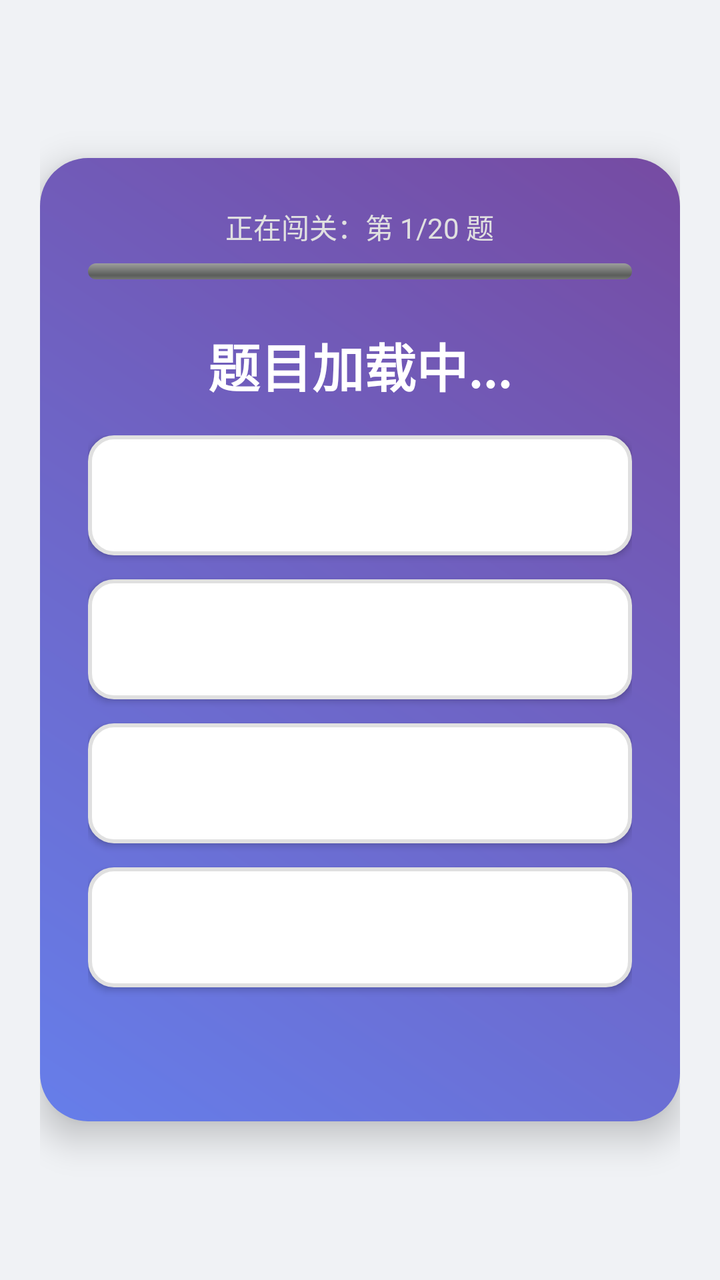
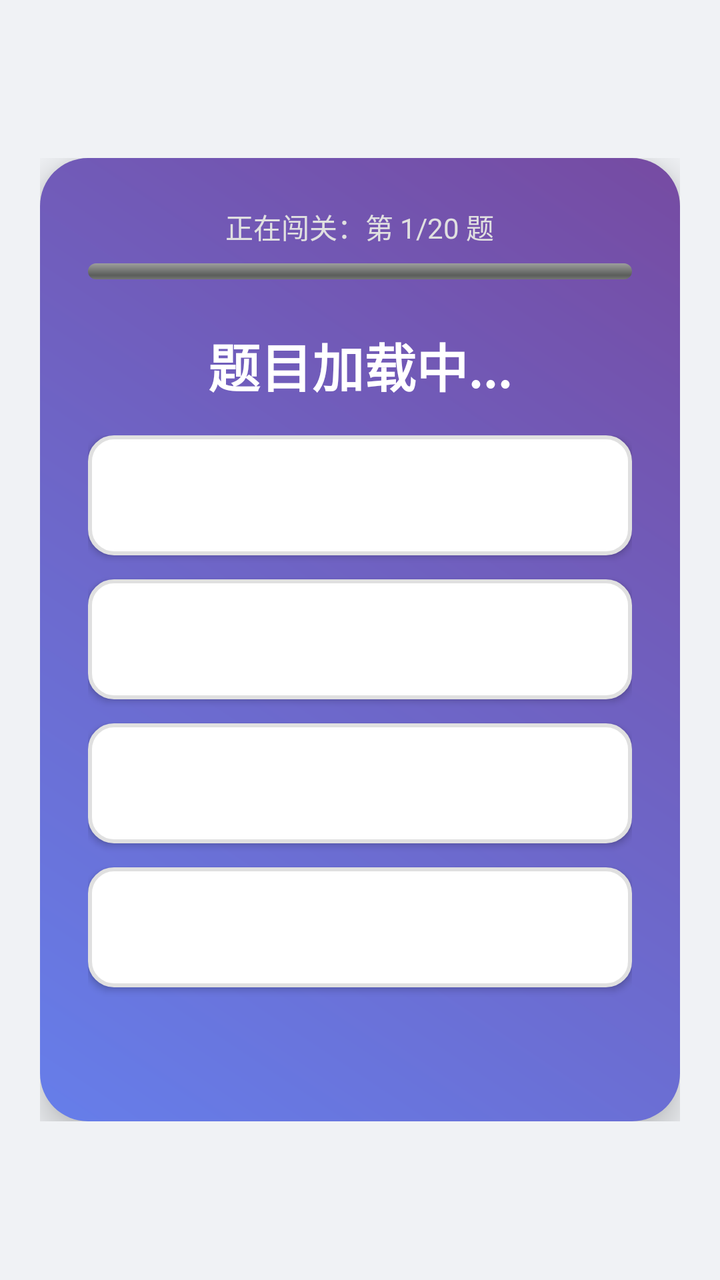

Before-and-after screenshots of an Android layout around one commit, followed by the original layout XML and the change that was made.
<!-- AndroidManifest.xml: application theme Theme.AppCompat.Light.DarkActionBar -->
<!-- res/layout/layout_floating_widget.xml -->
<?xml version="1.0" encoding="utf-8"?>
<FrameLayout xmlns:android="http://schemas.android.com/apk/res/android"
    android:id="@+id/root_container"
    android:layout_width="match_parent"
    android:layout_height="match_parent">

    
    <LinearLayout
        android:id="@+id/lock_container"
        android:layout_width="match_parent"
        android:layout_height="match_parent"
        android:background="#F0F2F5"
        android:gravity="center"
        android:orientation="vertical"
        android:padding="20dp"
        android:visibility="visible">

        <LinearLayout
            android:layout_width="match_parent"
            android:layout_height="wrap_content"
            android:background="@drawable/bg_quiz_card"
            android:elevation="10dp"
            android:gravity="center"
            android:orientation="vertical"
            android:padding="24dp">

            <TextView
                android:id="@+id/tv_progress_text"
                android:layout_width="wrap_content"
                android:layout_height="wrap_content"
                android:text="正在闯关：第 1/20 题"
                android:textColor="#E0E0E0"
                android:textSize="14sp" />

            <ProgressBar
                android:id="@+id/quiz_progress_bar"
                style="?android:attr/progressBarStyleHorizontal"
                android:layout_width="match_parent"
                android:layout_height="8dp"
                android:layout_marginTop="8dp"
                android:layout_marginBottom="24dp"
                android:progressDrawable="@android:drawable/progress_horizontal"
                android:progress="0" />

            
            <TextView
                android:id="@+id/tv_parent_msg"
                android:layout_width="match_parent"
                android:layout_height="wrap_content"
                android:layout_marginBottom="10dp"
                android:background="@drawable/bg_quiz_card"
                android:padding="12dp"
                android:gravity="center"
                android:text=""
                android:textColor="#FFF59D"
                android:textSize="18sp"
                android:textStyle="bold"
                android:visibility="gone" />

            
            <LinearLayout
                android:id="@+id/quick_reply_row"
                android:layout_width="match_parent"
                android:layout_height="wrap_content"
                android:layout_marginBottom="16dp"
                android:orientation="horizontal"
                android:visibility="gone">
                <Button android:id="@+id/btn_qr_1" android:layout_width="0dp" android:layout_height="48dp" android:layout_weight="1" android:layout_margin="3dp" android:background="@drawable/btn_option_style" android:text="好的👌" android:textColor="#333333" android:textSize="15sp" android:textAllCaps="false" />
                <Button android:id="@+id/btn_qr_2" android:layout_width="0dp" android:layout_height="48dp" android:layout_weight="1" android:layout_margin="3dp" android:background="@drawable/btn_option_style" android:text="知道啦" android:textColor="#333333" android:textSize="15sp" android:textAllCaps="false" />
                <Button android:id="@+id/btn_qr_3" android:layout_width="0dp" android:layout_height="48dp" android:layout_weight="1" android:layout_margin="3dp" android:background="@drawable/btn_option_style" android:text="想你了❤️" android:textColor="#333333" android:textSize="15sp" android:textAllCaps="false" />
                <Button android:id="@+id/btn_qr_4" android:layout_width="0dp" android:layout_height="48dp" android:layout_weight="1" android:layout_margin="3dp" android:background="@drawable/btn_option_style" android:text="等下就好" android:textColor="#333333" android:textSize="15sp" android:textAllCaps="false" />
            </LinearLayout>

            <TextView
                android:id="@+id/tv_question"
                android:layout_width="wrap_content"
                android:layout_height="wrap_content"
                android:layout_marginBottom="16dp"
                android:gravity="center"
                android:text="题目加载中..."
                android:textColor="#FFFFFF"
                android:textSize="26sp"
                android:textStyle="bold" />

            <Button
                android:id="@+id/btn_replay_audio"
                android:layout_width="wrap_content"
                android:layout_height="wrap_content"
                android:layout_marginBottom="20dp"
                android:background="@drawable/btn_option_style"
                android:paddingLeft="24dp"
                android:paddingRight="24dp"
                android:text="🔊 再听一次"
                android:textAllCaps="false"
                android:textColor="#333333"
                android:textSize="18sp"
                android:visibility="gone" />

            <Button
                android:id="@+id/btn_help"
                android:layout_width="wrap_content"
                android:layout_height="wrap_content"
                android:layout_marginBottom="12dp"
                android:background="@drawable/btn_option_style"
                android:paddingLeft="24dp"
                android:paddingRight="24dp"
                android:text="💡 想一想"
                android:textAllCaps="false"
                android:textColor="#333333"
                android:textSize="16sp"
                android:visibility="gone" />

            <LinearLayout
                android:layout_width="match_parent"
                android:layout_height="wrap_content"
                android:orientation="vertical">

                <Button
                    android:id="@+id/btn_ans_1"
                    android:layout_width="match_parent"
                    android:layout_height="60dp"
                    android:layout_marginBottom="12dp"
                    android:background="@drawable/btn_option_style"
                    android:textAllCaps="false"
                    android:textColor="#333333"
                    android:textSize="18sp" />

                <Button
                    android:id="@+id/btn_ans_2"
                    android:layout_width="match_parent"
                    android:layout_height="60dp"
                    android:layout_marginBottom="12dp"
                    android:background="@drawable/btn_option_style"
                    android:textAllCaps="false"
                    android:textColor="#333333"
                    android:textSize="18sp" />

                <Button
                    android:id="@+id/btn_ans_3"
                    android:layout_width="match_parent"
                    android:layout_height="60dp"
                    android:layout_marginBottom="12dp"
                    android:background="@drawable/btn_option_style"
                    android:textAllCaps="false"
                    android:textColor="#333333"
                    android:textSize="18sp" />

                <Button
                    android:id="@+id/btn_ans_4"
                    android:layout_width="match_parent"
                    android:layout_height="60dp"
                    android:layout_marginBottom="16dp"
                    android:background="@drawable/btn_option_style"
                    android:textAllCaps="false"
                    android:textColor="#333333"
                    android:textSize="18sp" />
            </LinearLayout>

            
            <LinearLayout
                android:id="@+id/input_pad"
                android:layout_width="match_parent"
                android:layout_height="wrap_content"
                android:orientation="vertical"
                android:visibility="gone">

                <TextView
                    android:id="@+id/tv_input_display"
                    android:layout_width="match_parent"
                    android:layout_height="56dp"
                    android:layout_marginBottom="8dp"
                    android:background="@drawable/btn_option_style"
                    android:gravity="center"
                    android:text=""
                    android:textColor="#333333"
                    android:textSize="28sp"
                    android:textStyle="bold" />

                <LinearLayout android:layout_width="match_parent" android:layout_height="wrap_content" android:orientation="horizontal">
                    <Button android:id="@+id/btn_k1" android:layout_width="0dp" android:layout_height="56dp" android:layout_weight="1" android:layout_margin="3dp" android:background="@drawable/btn_option_style" android:text="1" android:textColor="#333333" android:textSize="22sp" android:textAllCaps="false" />
                    <Button android:id="@+id/btn_k2" android:layout_width="0dp" android:layout_height="56dp" android:layout_weight="1" android:layout_margin="3dp" android:background="@drawable/btn_option_style" android:text="2" android:textColor="#333333" android:textSize="22sp" android:textAllCaps="false" />
                    <Button android:id="@+id/btn_k3" android:layout_width="0dp" android:layout_height="56dp" android:layout_weight="1" android:layout_margin="3dp" android:background="@drawable/btn_option_style" android:text="3" android:textColor="#333333" android:textSize="22sp" android:textAllCaps="false" />
                </LinearLayout>
                <LinearLayout android:layout_width="match_parent" android:layout_height="wrap_content" android:orientation="horizontal">
                    <Button android:id="@+id/btn_k4" android:layout_width="0dp" android:layout_height="56dp" android:layout_weight="1" android:layout_margin="3dp" android:background="@drawable/btn_option_style" android:text="4" android:textColor="#333333" android:textSize="22sp" android:textAllCaps="false" />
                    <Button android:id="@+id/btn_k5" android:layout_width="0dp" android:layout_height="56dp" android:layout_weight="1" android:layout_margin="3dp" android:background="@drawable/btn_option_style" android:text="5" android:textColor="#333333" android:textSize="22sp" android:textAllCaps="false" />
                    <Button android:id="@+id/btn_k6" android:layout_width="0dp" android:layout_height="56dp" android:layout_weight="1" android:layout_margin="3dp" android:background="@drawable/btn_option_style" android:text="6" android:textColor="#333333" android:textSize="22sp" android:textAllCaps="false" />
                </LinearLayout>
                <LinearLayout android:layout_width="match_parent" android:layout_height="wrap_content" android:orientation="horizontal">
                    <Button android:id="@+id/btn_k7" android:layout_width="0dp" android:layout_height="56dp" android:layout_weight="1" android:layout_margin="3dp" android:background="@drawable/btn_option_style" android:text="7" android:textColor="#333333" android:textSize="22sp" android:textAllCaps="false" />
                    <Button android:id="@+id/btn_k8" android:layout_width="0dp" android:layout_height="56dp" android:layout_weight="1" android:layout_margin="3dp" android:background="@drawable/btn_option_style" android:text="8" android:textColor="#333333" android:textSize="22sp" android:textAllCaps="false" />
                    <Button android:id="@+id/btn_k9" android:layout_width="0dp" android:layout_height="56dp" android:layout_weight="1" android:layout_margin="3dp" android:background="@drawable/btn_option_style" android:text="9" android:textColor="#333333" android:textSize="22sp" android:textAllCaps="false" />
                </LinearLayout>
                <LinearLayout android:layout_width="match_parent" android:layout_height="wrap_content" android:orientation="horizontal">
                    <Button android:id="@+id/btn_kdel" android:layout_width="0dp" android:layout_height="56dp" android:layout_weight="1" android:layout_margin="3dp" android:background="@drawable/btn_option_style" android:text="⌫" android:textColor="#333333" android:textSize="22sp" android:textAllCaps="false" />
                    <Button android:id="@+id/btn_k0" android:layout_width="0dp" android:layout_height="56dp" android:layout_weight="1" android:layout_margin="3dp" android:background="@drawable/btn_option_style" android:text="0" android:textColor="#333333" android:textSize="22sp" android:textAllCaps="false" />
                    <Button android:id="@+id/btn_kok" android:layout_width="0dp" android:layout_height="56dp" android:layout_weight="1" android:layout_margin="3dp" android:background="@drawable/btn_option_style" android:text="✓ 确定" android:textColor="#333333" android:textSize="20sp" android:textAllCaps="false" />
                </LinearLayout>
            </LinearLayout>

            <TextView
                android:id="@+id/tv_feedback"
                android:layout_width="wrap_content"
                android:layout_height="wrap_content"
                android:gravity="center"
                android:textColor="#FFEB3B"
                android:textSize="20sp"
                android:textStyle="bold"
                android:visibility="invisible" />
        </LinearLayout>
    </LinearLayout>

    
    <LinearLayout
        android:id="@+id/result_container"
        android:layout_width="match_parent"
        android:layout_height="match_parent"
        android:background="#F0F2F5"
        android:gravity="center"
        android:orientation="vertical"
        android:padding="24dp"
        android:visibility="gone">

        <LinearLayout
            android:layout_width="match_parent"
            android:layout_height="wrap_content"
            android:background="@drawable/bg_quiz_card"
            android:gravity="center"
            android:orientation="vertical"
            android:padding="32dp">

            <TextView
                android:id="@+id/tv_result_title"
                android:layout_width="wrap_content"
                android:layout_height="wrap_content"
                android:layout_marginBottom="16dp"
                android:text="挑战结束"
                android:textColor="#FFFFFF"
                android:textSize="32sp"
                android:textStyle="bold" />

            <TextView
                android:id="@+id/tv_result_desc"
                android:layout_width="wrap_content"
                android:layout_height="wrap_content"
                android:layout_marginBottom="32dp"
                android:gravity="center"
                android:text="..."
                android:textColor="#E0E0E0"
                android:textSize="18sp" />

            <Button
                android:id="@+id/btn_retry"
                android:layout_width="200dp"
                android:layout_height="60dp"
                android:background="@drawable/btn_option_style"
                android:text="重新挑战"
                android:textColor="#333333"
                android:textSize="18sp"
                android:textStyle="bold" />
        </LinearLayout>
    </LinearLayout>

    
    <LinearLayout
        android:id="@+id/timer_container"
        android:layout_width="60dp"
        android:layout_height="60dp"
        android:background="@drawable/bg_timer_widget"
        android:gravity="center"
        android:elevation="8dp"
        android:orientation="vertical"
        android:visibility="gone">

        <TextView
            android:id="@+id/tv_timer"
            android:layout_width="wrap_content"
            android:layout_height="wrap_content"
            android:text="10"
            android:textColor="#FFFFFF"
            android:textSize="20sp"
            android:textStyle="bold" />
    </LinearLayout>
</FrameLayout>
<!-- resources referenced by this layout -->
<resources>
  <!-- drawable bg_quiz_card (drawable) -->
  <?xml version="1.0" encoding="utf-8"?>
  <shape xmlns:android="http://schemas.android.com/apk/res/android">
      <gradient
          android:startColor="#667EEA"
          android:endColor="#764BA2"
          android:angle="45" />
      <corners android:radius="24dp" />
      <padding android:bottom="20dp" android:left="20dp" android:right="20dp" android:top="20dp" />
  </shape>
  <!-- drawable bg_timer_widget (drawable) -->
  <?xml version="1.0" encoding="utf-8"?>
  <shape xmlns:android="http://schemas.android.com/apk/res/android"
      android:shape="oval">
      <solid android:color="#CC000000" />
      <stroke
          android:width="2dp"
          android:color="#44FFFFFF" />
  </shape>
  <!-- drawable btn_option_style (drawable) -->
  <?xml version="1.0" encoding="utf-8"?>
  <selector xmlns:android="http://schemas.android.com/apk/res/android">
      <item android:state_pressed="true">
          <shape>
              <solid android:color="#FFD700" />
              <corners android:radius="12dp" />
          </shape>
      </item>
      <item>
          <shape>
              <solid android:color="#FFFFFF" />
              <corners android:radius="12dp" />
              <stroke android:width="2dp" android:color="#E0E0E0" />
          </shape>
      </item>
  </selector>
</resources>

<!-- the commit's change to res/layout/layout_floating_widget.xml (unified diff, before → after) -->
@@ -15,6 +15,13 @@
         android:padding="20dp"
         android:visibility="visible">
 
+        
+        <ScrollView
+            android:layout_width="match_parent"
+            android:layout_height="wrap_content"
+            android:fillViewport="true"
+            android:scrollbars="none">
+
         <LinearLayout
             android:layout_width="match_parent"
             android:layout_height="wrap_content"
@@ -208,6 +215,7 @@
                 android:textStyle="bold"
                 android:visibility="invisible" />
         </LinearLayout>
+        </ScrollView>
     </LinearLayout>
 
     
